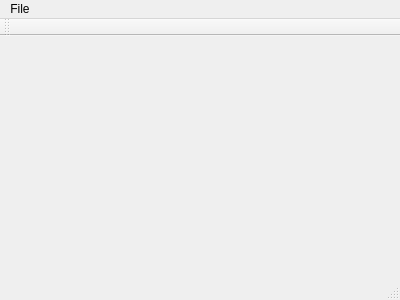
Corno96/e-HUB, file mainwindow.ui: the form before one commit.
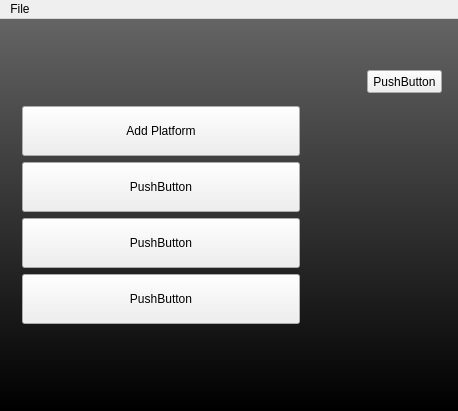
The form after the commit. Icons and pictures are not drawn.

The edit to the form file:
```diff
--- a/mainwindow.ui
+++ b/mainwindow.ui
@@ -6,20 +6,185 @@
    <rect>
     <x>0</x>
     <y>0</y>
-    <width>400</width>
-    <height>300</height>
+    <width>458</width>
+    <height>411</height>
    </rect>
   </property>
   <property name="windowTitle">
    <string>MainWindow</string>
   </property>
-  <widget class="QWidget" name="centralWidget"/>
+  <property name="styleSheet">
+   <string notr="true">#centralWidget {
+	background : qlineargradient(spread:pad, x0:0, y0:0, x0:1, y1:1, stop:0 rgba(0, 0, 0,255), stop:1 rgba(100, 100, 100, 255))
+}
+
+#listView {
+	background : gray;
+}
+
+QPushButton:hover {
+	border-image: url(:/button/resources/button-hover.png);
+}
+
+QPushButton:focus {
+	border-image: url(:/button/resources/button-hover.png);
+	border: none;
+	outline: none;
+}
+
+QPushButton {
+	border-image: url(:/button/resources/button.png);
+}</string>
+  </property>
+  <widget class="QWidget" name="centralWidget">
+   <property name="minimumSize">
+    <size>
+     <width>458</width>
+     <height>390</height>
+    </size>
+   </property>
+   <layout class="QHBoxLayout" name="horizontalLayout">
+    <property name="sizeConstraint">
+     <enum>QLayout::SetMinimumSize</enum>
+    </property>
+    <item>
+     <widget class="QWidget" name="widget" native="true">
+      <property name="sizePolicy">
+       <sizepolicy hsizetype="Minimum" vsizetype="Fixed">
+        <horstretch>0</horstretch>
+        <verstretch>0</verstretch>
+       </sizepolicy>
+      </property>
+      <property name="minimumSize">
+       <size>
+        <width>300</width>
+        <height>50</height>
+       </size>
+      </property>
+      <layout class="QVBoxLayout" name="verticalLayout_2">
+       <item>
+        <widget class="QPushButton" name="add_platform">
+         <property name="sizePolicy">
+          <sizepolicy hsizetype="Minimum" vsizetype="Minimum">
+           <horstretch>0</horstretch>
+           <verstretch>0</verstretch>
+          </sizepolicy>
+         </property>
+         <property name="minimumSize">
+          <size>
+           <width>0</width>
+           <height>50</height>
+          </size>
+         </property>
+         <property name="text">
+          <string>Add Platform</string>
+         </property>
+        </widget>
+       </item>
+       <item>
+        <widget class="QPushButton" name="add_platform_2">
+         <property name="sizePolicy">
+          <sizepolicy hsizetype="Minimum" vsizetype="Minimum">
+           <horstretch>0</horstretch>
+           <verstretch>0</verstretch>
+          </sizepolicy>
+         </property>
+         <property name="minimumSize">
+          <size>
+           <width>0</width>
+           <height>50</height>
+          </size>
+         </property>
+         <property name="text">
+          <string>PushButton</string>
+         </property>
+        </widget>
+       </item>
+       <item>
+        <widget class="QPushButton" name="add_platform_3">
+         <property name="sizePolicy">
+          <sizepolicy hsizetype="Minimum" vsizetype="Minimum">
+           <horstretch>0</horstretch>
+           <verstretch>0</verstretch>
+          </sizepolicy>
+         </property>
+         <property name="minimumSize">
+          <size>
+           <width>0</width>
+           <height>50</height>
+          </size>
+         </property>
+         <property name="text">
+          <string>PushButton</string>
+         </property>
+        </widget>
+       </item>
+       <item>
+        <widget class="QPushButton" name="add_platform_4">
+         <property name="sizePolicy">
+          <sizepolicy hsizetype="Minimum" vsizetype="Minimum">
+           <horstretch>0</horstretch>
+           <verstretch>0</verstretch>
+          </sizepolicy>
+         </property>
+         <property name="minimumSize">
+          <size>
+           <width>0</width>
+           <height>50</height>
+          </size>
+         </property>
+         <property name="text">
+          <string>PushButton</string>
+         </property>
+        </widget>
+       </item>
+      </layout>
+     </widget>
+    </item>
+    <item>
+     <widget class="QStackedWidget" name="stackedWidget">
+      <property name="sizePolicy">
+       <sizepolicy hsizetype="Expanding" vsizetype="MinimumExpanding">
+        <horstretch>0</horstretch>
+        <verstretch>0</verstretch>
+       </sizepolicy>
+      </property>
+      <widget class="QWidget" name="page">
+       <widget class="QPushButton" name="pushButton">
+        <property name="geometry">
+         <rect>
+          <x>50</x>
+          <y>40</y>
+          <width>75</width>
+          <height>23</height>
+         </rect>
+        </property>
+        <property name="text">
+         <string>PushButton</string>
+        </property>
+       </widget>
+      </widget>
+      <widget class="QWidget" name="page_2">
+       <layout class="QVBoxLayout" name="verticalLayout">
+        <item>
+         <widget class="QRadioButton" name="radioButton">
+          <property name="text">
+           <string>RadioButton</string>
+          </property>
+         </widget>
+        </item>
+       </layout>
+      </widget>
+     </widget>
+    </item>
+   </layout>
+  </widget>
   <widget class="QMenuBar" name="menuBar">
    <property name="geometry">
     <rect>
      <x>0</x>
      <y>0</y>
-     <width>400</width>
+     <width>458</width>
      <height>21</height>
     </rect>
    </property>
@@ -31,15 +196,6 @@
    </widget>
    <addaction name="menuFile"/>
   </widget>
-  <widget class="QToolBar" name="mainToolBar">
-   <attribute name="toolBarArea">
-    <enum>TopToolBarArea</enum>
-   </attribute>
-   <attribute name="toolBarBreak">
-    <bool>false</bool>
-   </attribute>
-  </widget>
-  <widget class="QStatusBar" name="statusBar"/>
   <action name="actionAdd_platform">
    <property name="text">
     <string>Add platform</string>
```
